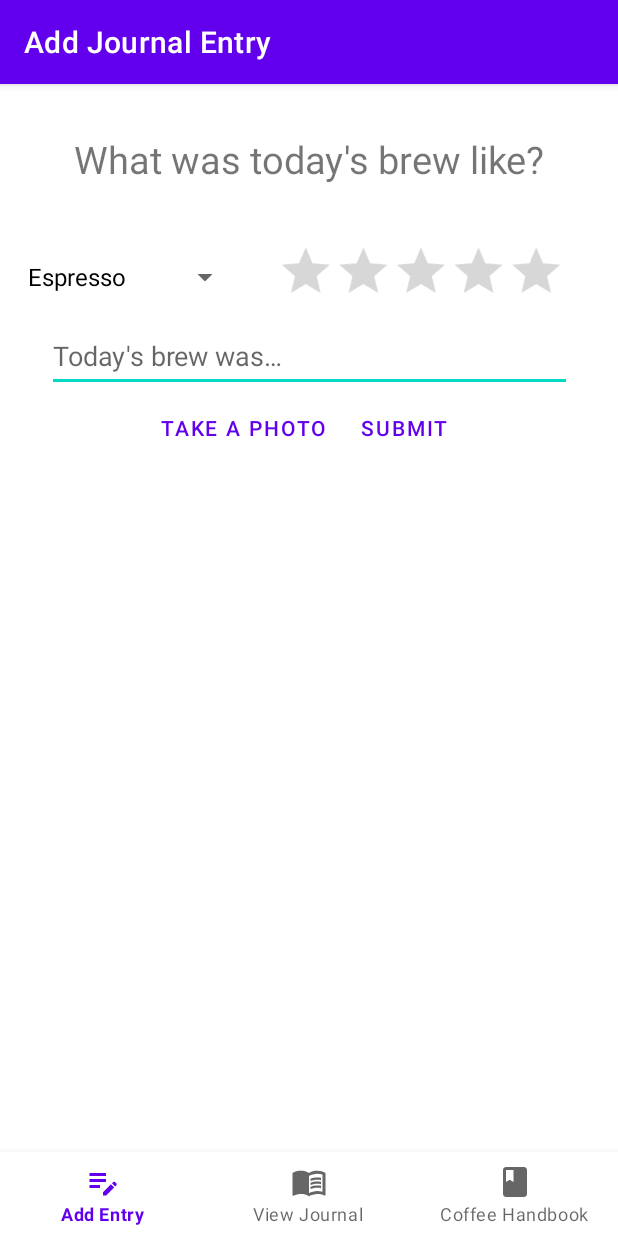
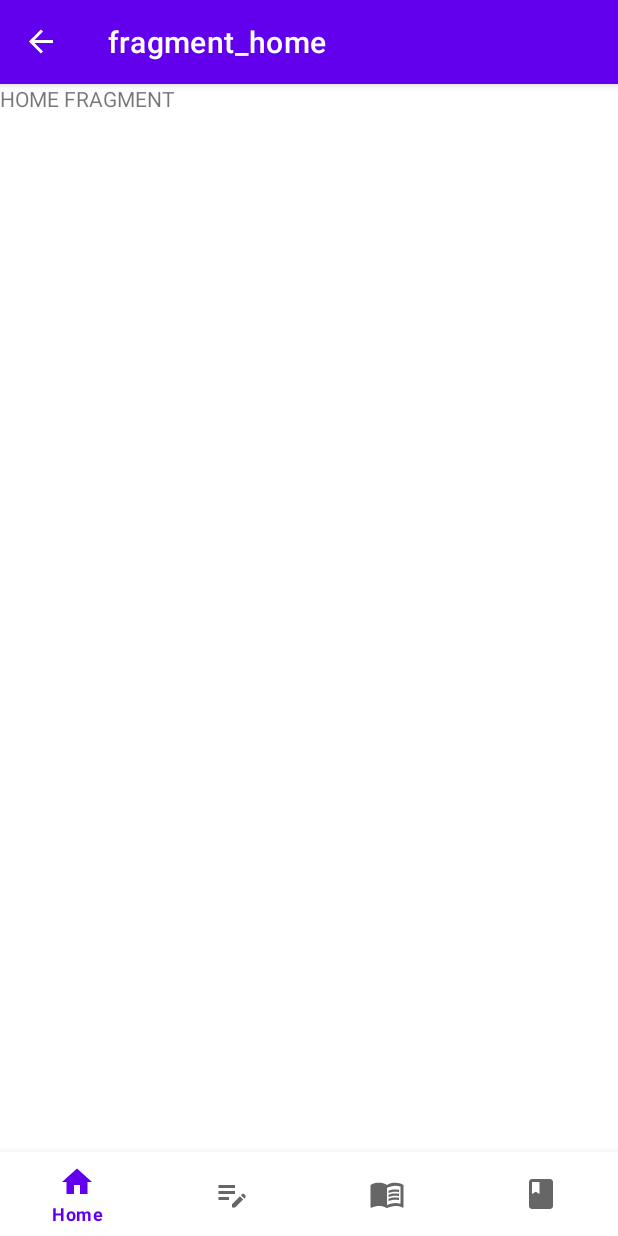
Before and after one commit to limepixl/CoffeeJournal_196068, an Android app: the screen it shows after launch (MainActivity), on a phone screen of 412 x 824 dp. Run offline under Robolectric (Android 15) with nearby library versions, the phone set to English and light mode, and no system bars; our stand-ins replace navigation-ui.

Commit message:
Added Home fragment to the navigation graph and nav menu

```diff
--- /dev/null
+++ b/app/src/main/res/drawable/ic_home.xml
@@ -0,0 +1,5 @@
+<vector android:height="24dp" android:tint="#000000"
+    android:viewportHeight="24" android:viewportWidth="24"
+    android:width="24dp" xmlns:android="http://schemas.android.com/apk/res/android">
+    <path android:fillColor="@android:color/white" android:pathData="M10,20v-6h4v6h5v-8h3L12,3 2,12h3v8z"/>
+</vector>
--- a/app/src/main/res/menu/bottom_nav_menu.xml
+++ b/app/src/main/res/menu/bottom_nav_menu.xml
@@ -1,6 +1,10 @@
 <?xml version="1.0" encoding="utf-8"?>
 <menu xmlns:android="http://schemas.android.com/apk/res/android">
 
+    <item android:title="@string/home_nav_label"
+        android:id="@+id/homeFragment"
+        android:icon="@drawable/ic_home"
+        />
     <item android:title="@string/add_entry_nav_label"
         android:id="@+id/addJournalEntryFragment"
         android:icon="@drawable/ic_add_journal_entry"
--- a/app/src/main/res/navigation/nav_graph.xml
+++ b/app/src/main/res/navigation/nav_graph.xml
@@ -3,8 +3,13 @@
     xmlns:app="http://schemas.android.com/apk/res-auto"
     xmlns:tools="http://schemas.android.com/tools"
     android:id="@+id/nav_graph"
-    app:startDestination="@id/addJournalEntryFragment">
+    app:startDestination="@id/homeFragment">
 
+    <fragment
+        android:id="@+id/homeFragment"
+        android:name="mk.ukim.finki.coffeejournal.fragments.HomeFragment"
+        android:label="fragment_home"
+        tools:layout="@layout/fragment_home" />
     <fragment
         android:id="@+id/addJournalEntryFragment"
         android:name="mk.ukim.finki.coffeejournal.fragments.AddJournalEntryFragment"
@@ -20,4 +25,5 @@
         android:name="mk.ukim.finki.coffeejournal.fragments.HandbookFragment"
         android:label="Coffee Handbook"
         tools:layout="@layout/fragment_help" />
+
 </navigation>
--- a/app/src/main/res/values/strings.xml
+++ b/app/src/main/res/values/strings.xml
@@ -11,4 +11,5 @@
     <string name="welcome_text">What was today\'s brew like?</string>
     <string name="spinner_speakable_text">Coffee Brew Method selection</string>
     <string name="rating_bar_speakable_text">Coffee Rating Bar</string>
+    <string name="home_nav_label">Home</string>
 </resources>
```
